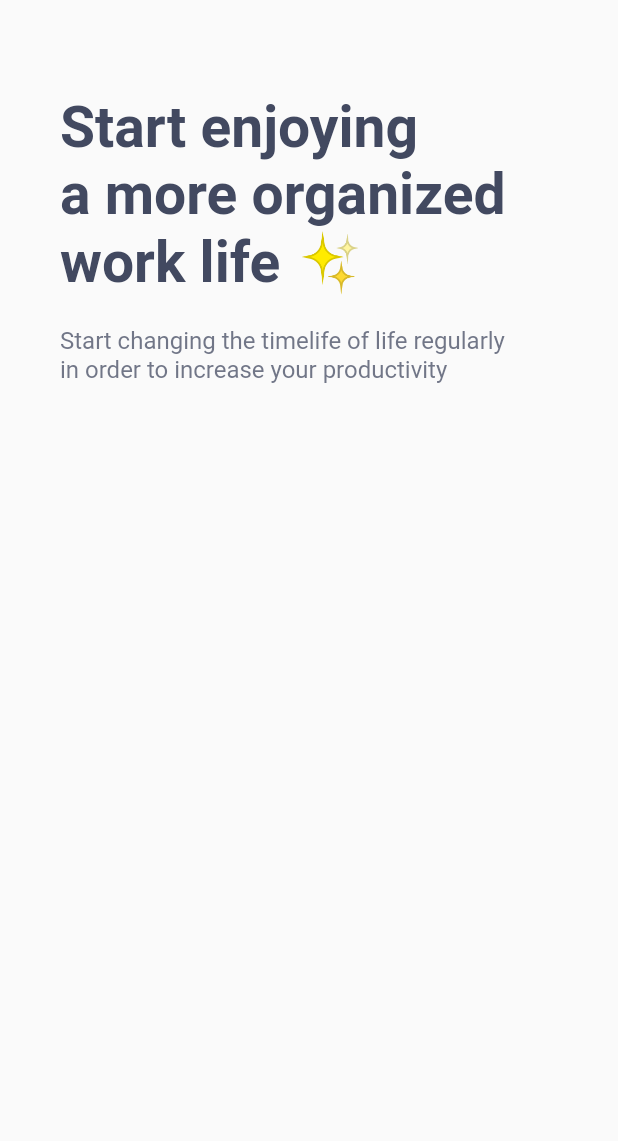
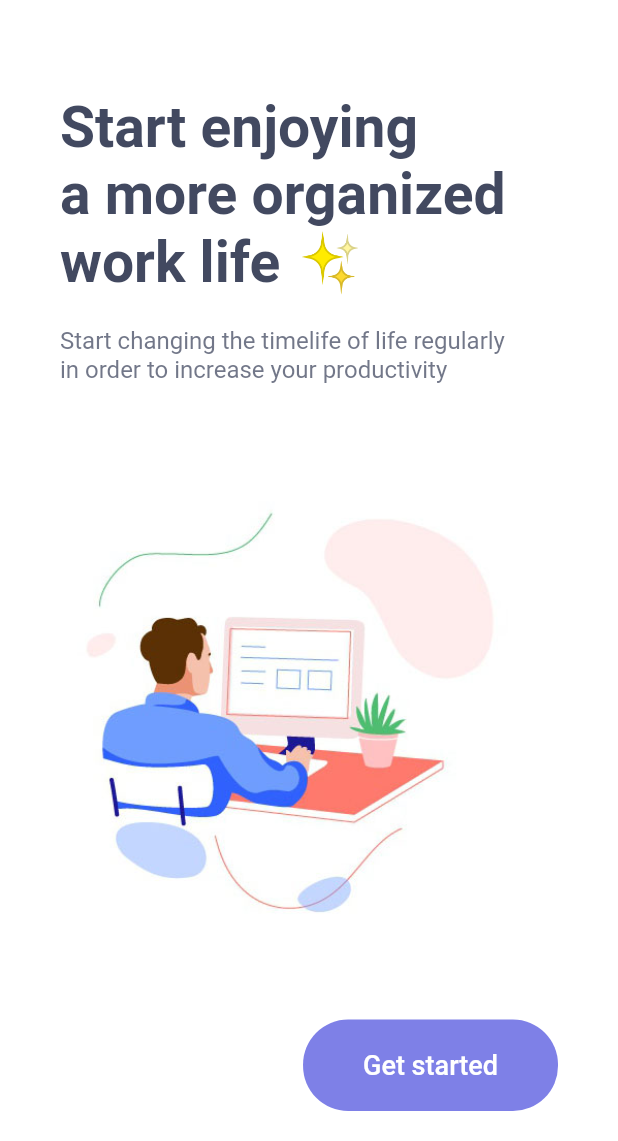
Before and after one commit to rafaelcolladojr/taskster, a Flutter app: the screen it shows after launch, on a phone screen of 412 x 824 dp, the part 95-1236 px from its top. Run offline on Flutter 3.47's test engine with Material 2 defaults, Android fonts, the light colour scheme and no system bars.

Commit message:
Completed the welcome screen interface

```diff
--- a/lib/main.dart
+++ b/lib/main.dart
@@ -13,7 +13,7 @@ class MyApp extends StatelessWidget {
   @override
   Widget build(BuildContext context) {
     return MaterialApp(
-      title: 'Flutter Demo',
+      title: 'Taskster',
       theme: ThemeData(
         primarySwatch: Colors.blue,
       ),
--- a/lib/screens/welcome_screen.dart
+++ b/lib/screens/welcome_screen.dart
@@ -9,6 +9,7 @@ class WelcomeScreen extends StatelessWidget {
   @override
   Widget build(BuildContext context) {
     return Scaffold(
+      backgroundColor: constants.colors['background'],
       body: SafeArea(
         child: Padding(
           padding: const EdgeInsets.symmetric(horizontal: 40.0, vertical: 20.0),
@@ -49,6 +50,39 @@ class WelcomeScreen extends StatelessWidget {
                   color: constants.colors['textSecondary'],
                 ),
               ),
+              const Expanded(
+                child: Image(
+                  image: AssetImage('images/working_1.jpg'),
+                  width: 300.0,
+                ),
+              ),
+              Container(
+                alignment: Alignment.bottomRight,
+                width: double.infinity,
+                child: TextButton(
+                  child: const Text(
+                    'Get started',
+                    style: TextStyle(
+                      fontSize: 18.0,
+                    ),
+                  ),
+                  style: ButtonStyle(
+                    shape: MaterialStateProperty.all(
+                        const RoundedRectangleBorder(
+                            borderRadius:
+                                BorderRadius.all(Radius.circular(30.0)))),
+                    padding: MaterialStateProperty.all(
+                      const EdgeInsets.symmetric(
+                          vertical: 20.0, horizontal: 40.0),
+                    ),
+                    backgroundColor: MaterialStateProperty.all<Color?>(
+                        constants.colors['primary']),
+                    foregroundColor:
+                        MaterialStateProperty.all<Color?>(Colors.white),
+                  ),
+                  onPressed: (null),
+                ),
+              ),
             ],
           ),
         ),
--- a/pubspec.yaml
+++ b/pubspec.yaml
@@ -34,6 +34,8 @@ dependencies:
   # The following adds the Cupertino Icons font to your application.
   # Use with the CupertinoIcons class for iOS style icons.
   cupertino_icons: ^1.0.2
+  firebase_core: ^1.7.0
+  cloud_firestore: ^2.5.3
 
 dev_dependencies:
   flutter_test:
@@ -58,8 +60,8 @@ flutter:
   uses-material-design: true
 
   # To add assets to your application, add an assets section, like this:
-  # assets:
-  #   - images/a_dot_burr.jpeg
+  assets:
+    - images/
   #   - images/a_dot_ham.jpeg
 
   # An image asset can refer to one or more resolution-specific "variants", see
```
Also changed, not shown: images/working_1.jpg (added), pubspec.lock, 1 other file.
